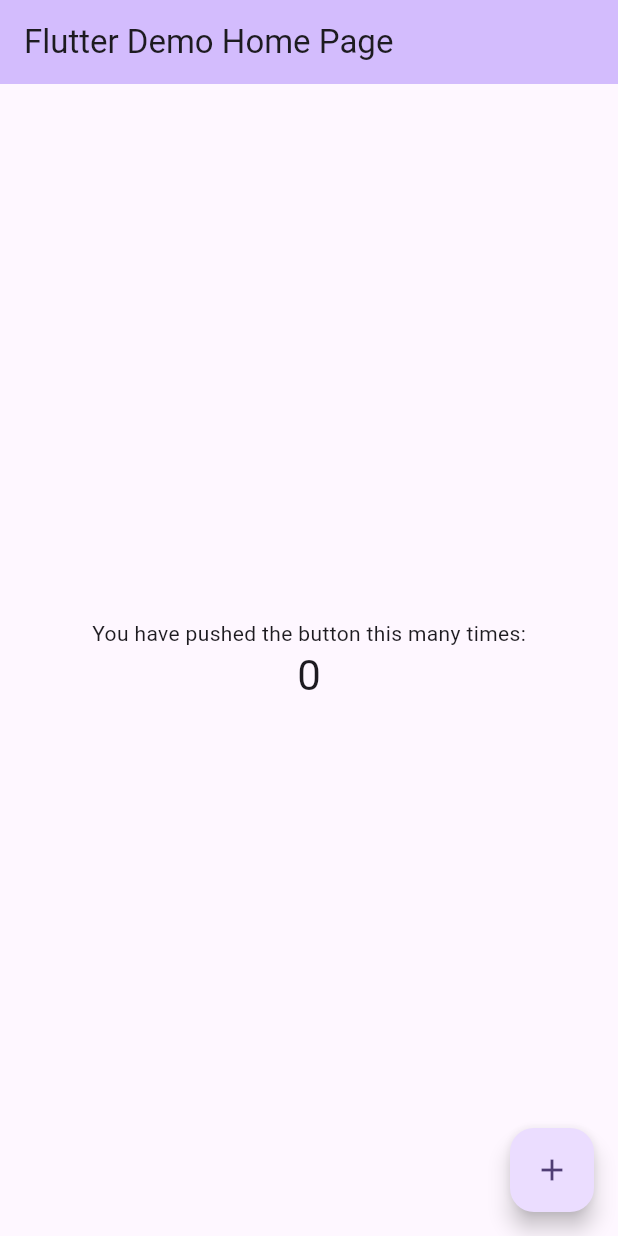
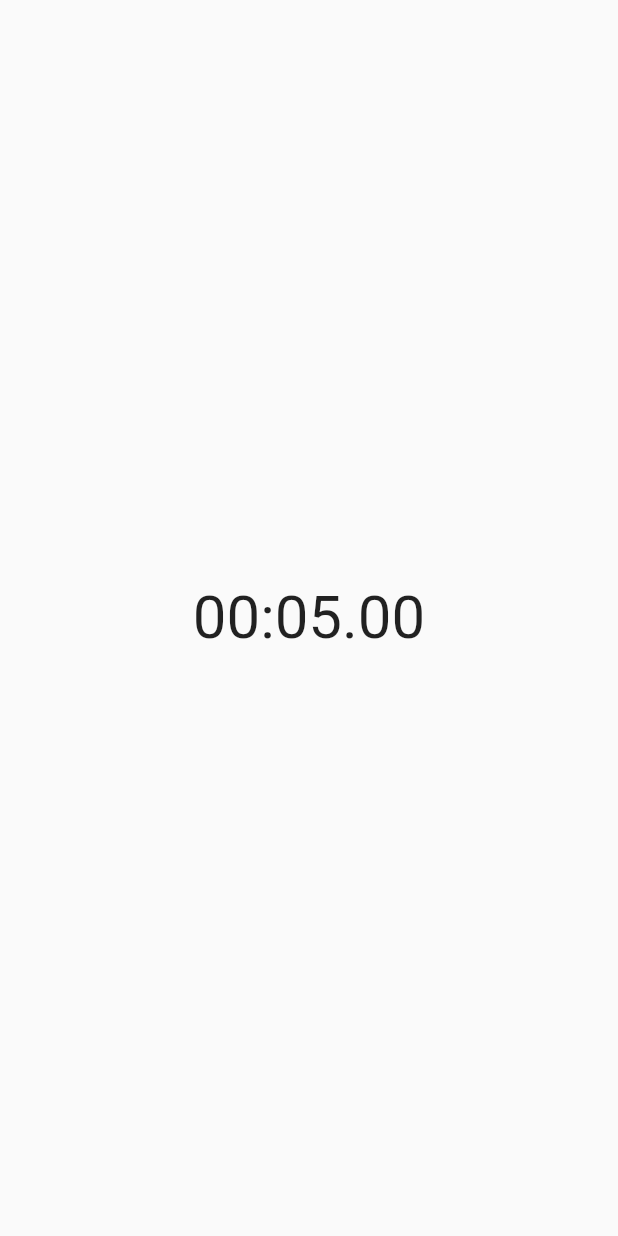
Before and after one commit to fajarghifar/stopwatch, a Flutter app: the screen it shows after launch, on a phone screen of 412 x 824 dp. Run offline on Flutter 3.47's test engine with Material 2 defaults, Android fonts, the phone set to English and light mode, and no system bars.

Commit message:
Create a basic stopwatch and display a timer in text

```diff
--- a/lib/main.dart
+++ b/lib/main.dart
@@ -1,4 +1,5 @@
 import 'package:flutter/material.dart';
+import 'package:stopwatch/ui/stopwatch.dart';
 
 void main() {
   runApp(const MyApp());
@@ -7,119 +8,24 @@ void main() {
 class MyApp extends StatelessWidget {
   const MyApp({super.key});
 
-  // This widget is the root of your application.
   @override
   Widget build(BuildContext context) {
-    return MaterialApp(
-      title: 'Flutter Demo',
-      theme: ThemeData(
-        // This is the theme of your application.
-        //
-        // TRY THIS: Try running your application with "flutter run". You'll see
-        // the application has a blue toolbar. Then, without quitting the app,
-        // try changing the seedColor in the colorScheme below to Colors.green
-        // and then invoke "hot reload" (save your changes or press the "hot
-        // reload" button in a Flutter-supported IDE, or press "r" if you used
-        // the command line to start the app).
-        //
-        // Notice that the counter didn't reset back to zero; the application
-        // state is not lost during the reload. To reset the state, use hot
-        // restart instead.
-        //
-        // This works for code too, not just values: Most code changes can be
-        // tested with just a hot reload.
-        colorScheme: ColorScheme.fromSeed(seedColor: Colors.deepPurple),
-        useMaterial3: true,
-      ),
-      home: const MyHomePage(title: 'Flutter Demo Home Page'),
+    return const MaterialApp(
+      debugShowCheckedModeBanner: false,
+      home: MyHomePage(),
     );
   }
 }
 
-class MyHomePage extends StatefulWidget {
-  const MyHomePage({super.key, required this.title});
-
-  // This widget is the home page of your application. It is stateful, meaning
-  // that it has a State object (defined below) that contains fields that affect
-  // how it looks.
-
-  // This class is the configuration for the state. It holds the values (in this
-  // case the title) provided by the parent (in this case the App widget) and
-  // used by the build method of the State. Fields in a Widget subclass are
-  // always marked "final".
-
-  final String title;
-
-  @override
-  State<MyHomePage> createState() => _MyHomePageState();
-}
-
-class _MyHomePageState extends State<MyHomePage> {
-  int _counter = 0;
-
-  void _incrementCounter() {
-    setState(() {
-      // This call to setState tells the Flutter framework that something has
-      // changed in this State, which causes it to rerun the build method below
-      // so that the display can reflect the updated values. If we changed
-      // _counter without calling setState(), then the build method would not be
-      // called again, and so nothing would appear to happen.
-      _counter++;
-    });
-  }
+class MyHomePage extends StatelessWidget {
+  const MyHomePage({Key? key}) : super(key: key);
 
   @override
   Widget build(BuildContext context) {
-    // This method is rerun every time setState is called, for instance as done
-    // by the _incrementCounter method above.
-    //
-    // The Flutter framework has been optimized to make rerunning build methods
-    // fast, so that you can just rebuild anything that needs updating rather
-    // than having to individually change instances of widgets.
-    return Scaffold(
-      appBar: AppBar(
-        // TRY THIS: Try changing the color here to a specific color (to
-        // Colors.amber, perhaps?) and trigger a hot reload to see the AppBar
-        // change color while the other colors stay the same.
-        backgroundColor: Theme.of(context).colorScheme.inversePrimary,
-        // Here we take the value from the MyHomePage object that was created by
-        // the App.build method, and use it to set our appbar title.
-        title: Text(widget.title),
+    return const Scaffold(
+      body: Center(
+        child: Stopwatch(),
       ),
-      body: Center(
-        // Center is a layout widget. It takes a single child and positions it
-        // in the middle of the parent.
-        child: Column(
-          // Column is also a layout widget. It takes a list of children and
-          // arranges them vertically. By default, it sizes itself to fit its
-          // children horizontally, and tries to be as tall as its parent.
-          //
-          // Column has various properties to control how it sizes itself and
-          // how it positions its children. Here we use mainAxisAlignment to
-          // center the children vertically; the main axis here is the vertical
-          // axis because Columns are vertical (the cross axis would be
-          // horizontal).
-          //
-          // TRY THIS: Invoke "debug painting" (choose the "Toggle Debug Paint"
-          // action in the IDE, or press "p" in the console), to see the
-          // wireframe for each widget.
-          mainAxisAlignment: MainAxisAlignment.center,
-          children: <Widget>[
-            const Text(
-              'You have pushed the button this many times:',
-            ),
-            Text(
-              '$_counter',
-              style: Theme.of(context).textTheme.headlineMedium,
-            ),
-          ],
-        ),
-      ),
-      floatingActionButton: FloatingActionButton(
-        onPressed: _incrementCounter,
-        tooltip: 'Increment',
-        child: const Icon(Icons.add),
-      ), // This trailing comma makes auto-formatting nicer for build methods.
     );
   }
 }
--- /dev/null
+++ b/lib/ui/elapsed_time_text_basic.dart
@@ -0,0 +1,23 @@
+import 'package:flutter/material.dart';
+
+class ElapsedTimeTextBasic extends StatelessWidget {
+  const ElapsedTimeTextBasic({Key? key, required this.elapsed})
+      : super(key: key);
+  final Duration elapsed;
+
+  @override
+  Widget build(BuildContext context) {
+    final hundreds = (elapsed.inMilliseconds / 10) % 100;
+    final seconds = elapsed.inSeconds % 60;
+    final minutes = elapsed.inMinutes % 60;
+    final hundredsStr = hundreds.toStringAsFixed(0).padLeft(2, '0');
+    final secondsStr = seconds.toString().padLeft(2, '0');
+    final minutesStr = minutes.toString().padLeft(2, '0');
+
+    return Text(
+      '$minutesStr:$secondsStr.$hundredsStr',
+      textAlign: TextAlign.center,
+      style: const TextStyle(fontSize: 40),
+    );
+  }
+}
--- /dev/null
+++ b/lib/ui/stopwatch.dart
@@ -0,0 +1,18 @@
+import 'package:flutter/material.dart';
+import 'package:stopwatch/ui/elapsed_time_text_basic.dart';
+
+class Stopwatch extends StatefulWidget {
+  const Stopwatch({Key? key}) : super(key: key);
+
+  @override
+  _StopwatchState createState() => _StopwatchState();
+}
+
+class _StopwatchState extends State<Stopwatch> {
+  @override
+  Widget build(BuildContext context) {
+    return const ElapsedTimeTextBasic(
+      elapsed: Duration(seconds: 5),
+    );
+  }
+}
```
